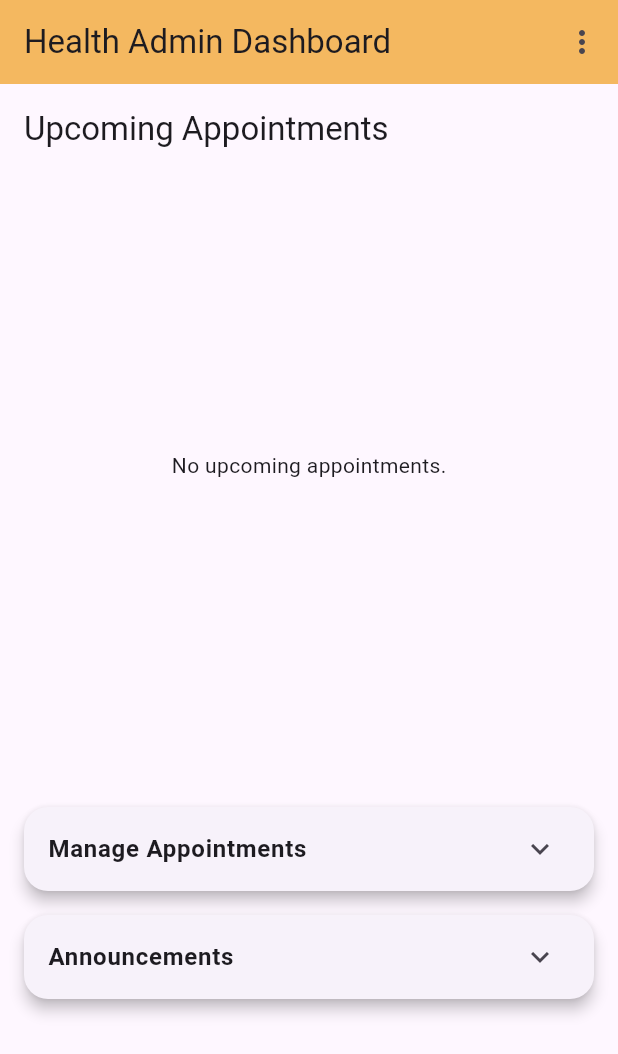
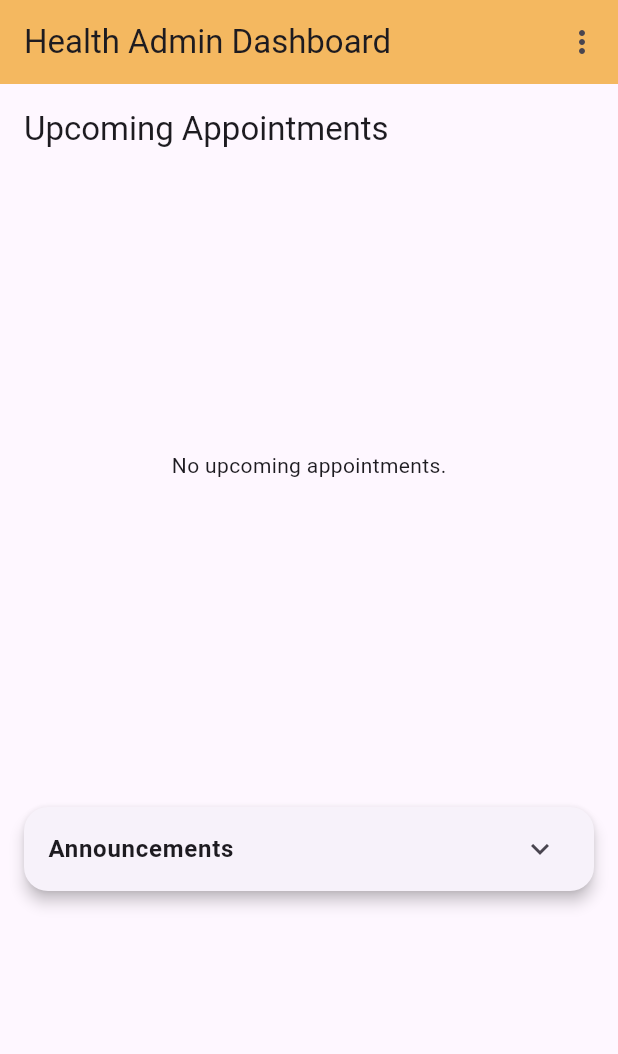
Before and after one commit to Anushri-Sakhardande/Yashoda, a Flutter app: the AdminDashboard screen opened directly with empty values, on a phone screen of 412 x 824 dp. Shown: the top 1054 px of the screen. Run offline on Flutter 3.47's test engine with Material 3 defaults, Android fonts, the phone set to English and light mode, and no system bars; our stand-ins replace cloud_firestore, firebase_auth, firebase_core, firebase_messaging, fl_chart, flutter_local_notifications and 5 more; accounts and stored records are empty.

```diff
--- a/lib/main.dart
+++ b/lib/main.dart
@@ -5,9 +5,8 @@ import 'package:firebase_core/firebase_core.dart';
 import 'package:cloud_firestore/cloud_firestore.dart';
 import 'package:timezone/data/latest.dart' as tz;
 import 'package:timezone/timezone.dart' as tz;
-import 'package:http/http.dart' as http;
+//import 'package:http/http.dart' as http;
 import 'firebase_options.dart';
-import 'package:flutter_local_notifications/flutter_local_notifications.dart';
 
 // Dashboards
 import 'package:yashoda/presentation/screens/pregnant_dashboard/pregnant_dashboard.dart';
--- a/lib/presentation/screens/admin_dashboard/admin_dashboard.dart
+++ b/lib/presentation/screens/admin_dashboard/admin_dashboard.dart
@@ -1,6 +1,6 @@
 import 'package:flutter/material.dart';
 import '../../widgets/custom_app_bar.dart';
-import '../appointment/admin_appointment.dart';
+//import '../appointment/admin_appointment.dart';
 import '../appointment/upcoming_appointments.dart';
 import '../announcement/announcement_card_section.dart';
 
@@ -14,7 +14,7 @@ class AdminDashboard extends StatefulWidget {
 }
 
 class _AdminDashboardState extends State<AdminDashboard> {
-  bool _appointmentsExpanded = false;
+  //bool _appointmentsExpanded = false;
   bool _announcementsExpanded = false;
 
   @override
@@ -43,12 +43,12 @@ class _AdminDashboardState extends State<AdminDashboard> {
             SizedBox(height: 20),
 
             // Manage Appointments (Expandable)
-            _buildExpandableCard(
-              title: "Manage Appointments",
-              expanded: _appointmentsExpanded,
-              onExpandToggle: () => setState(() => _appointmentsExpanded = !_appointmentsExpanded),
-              child: AdminAppointmentsScreen(adminId: widget.userProfile["uid"]),
-            ),
+            // _buildExpandableCard(
+            //   title: "Manage Appointments",
+            //   expanded: _appointmentsExpanded,
+            //   onExpandToggle: () => setState(() => _appointmentsExpanded = !_appointmentsExpanded),
+            //   child: AdminAppointmentsScreen(adminId: widget.userProfile["uid"]),
+            // ),
 
             // Announcements (Expandable)
             _buildExpandableCard(
```
Also changed, not shown: lib/presentation/screens/announcement/announcement_card_section.dart (+0 -12 lines).
